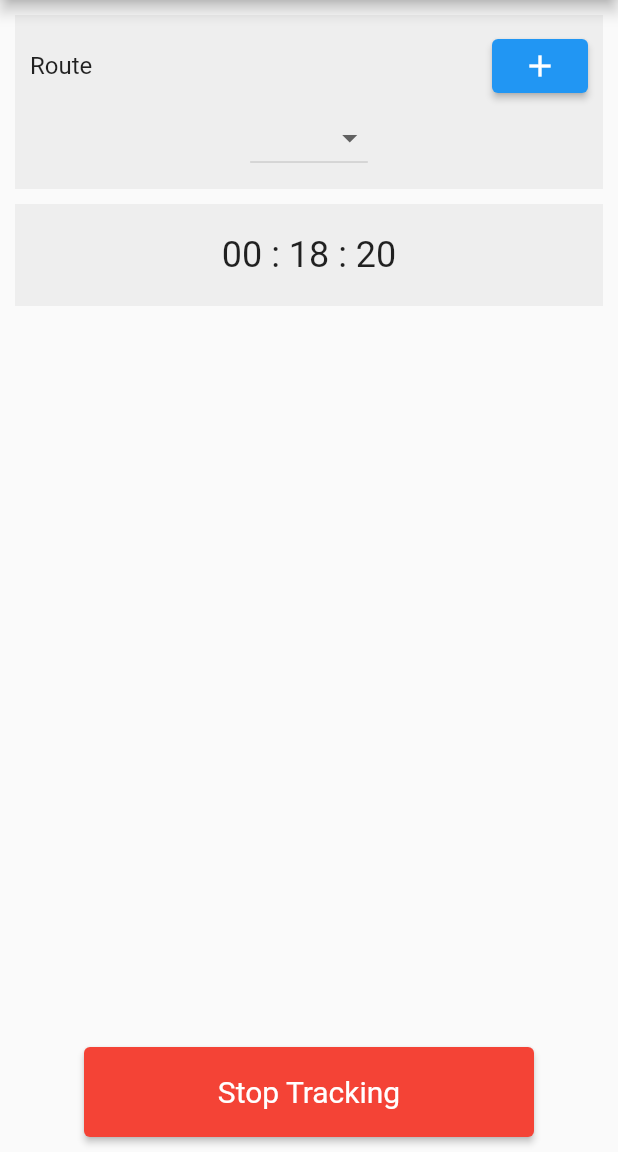
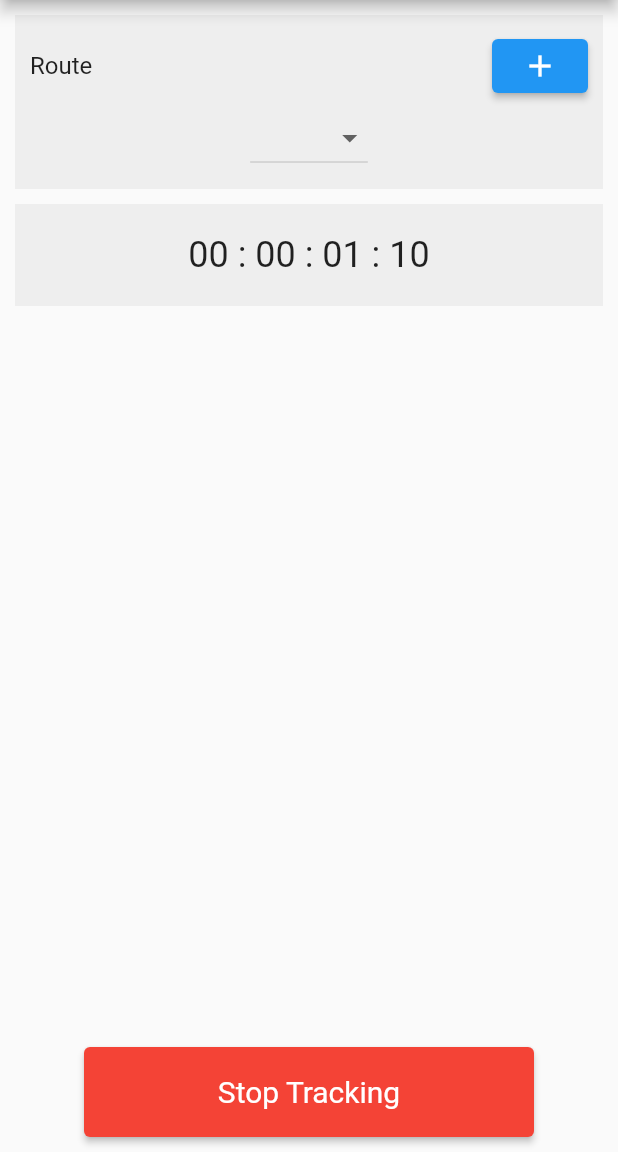
Before and after one commit to KarimElsayad247/commute-tracker, a Flutter app: the screen it shows after launch, after a tap on "Start Tracking", on a phone screen of 412 x 824 dp, the part 84-1236 px from its top. Run offline on Flutter 3.47's test engine with Material 2 defaults, Android fonts, the phone set to English and light mode, and no system bars.

Commit message:
Increment time by the milliseconds.

```diff
--- a/lib/TimerWidget.dart
+++ b/lib/TimerWidget.dart
@@ -28,7 +28,7 @@ class _TimerWidgetState extends State<TimerWidget> {
   }
 
   void startTimer() {
-    timer = Timer.periodic(Duration(milliseconds: 1), (_) => addTime());
+    timer = Timer.periodic(Duration(milliseconds: 10), (_) => addTime());
   }
 
   void stopTimer() {
@@ -36,10 +36,10 @@ class _TimerWidgetState extends State<TimerWidget> {
   }
 
   void addTime() {
-    const secondsToAdd = 1;
+    const millisecondsToAdd = 10;
     setState(() {
-      final newSeconds = duration.inSeconds + secondsToAdd;
-      duration = Duration(seconds: newSeconds);
+      final newMilliseconds = duration.inMilliseconds + millisecondsToAdd;
+      duration = Duration(milliseconds: newMilliseconds);
     });
   }
 
@@ -47,20 +47,22 @@ class _TimerWidgetState extends State<TimerWidget> {
   Widget build(BuildContext context) {
 
     bool? timerActive = timer?.isActive;
+    timerActive ??= false;
 
-    if (!widget.active && timerActive != null && timerActive) {
+    if (!widget.active && timerActive) {
       stopTimer();
     }
-    else if (widget.active){
-      if (timerActive == null || !timerActive) {
-        startTimer();
-      }
+    else if (widget.active && !timerActive){
+      startTimer();
     }
 
     String twoDigits(int n) => n.toString().padLeft(2, '0');
+
     final hours = twoDigits(duration.inHours);
     final minutes = twoDigits(duration.inMinutes.remainder(60));
     final seconds = twoDigits(duration.inSeconds.remainder(60));
+
+    final milliseconds = twoDigits(duration.inMilliseconds.remainder(1000) ~/ 10);
 
     return Container(
       color: Styles.backgroundGray,
@@ -68,7 +70,7 @@ class _TimerWidgetState extends State<TimerWidget> {
       margin: const EdgeInsets.symmetric(vertical: 0, horizontal: 10),
       child: Center(
         child: Text(
-          '$hours : $minutes : $seconds',
+          '$hours : $minutes : $seconds : $milliseconds',
           style: Styles.gigaFont,
         ),
       ),
```
